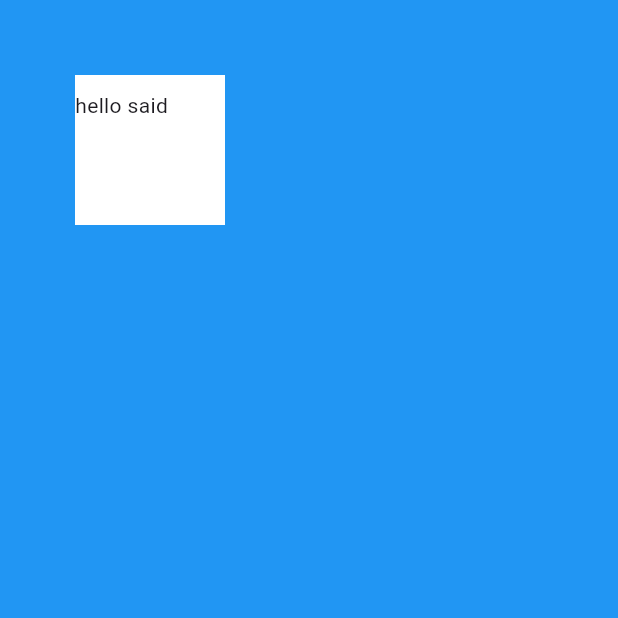
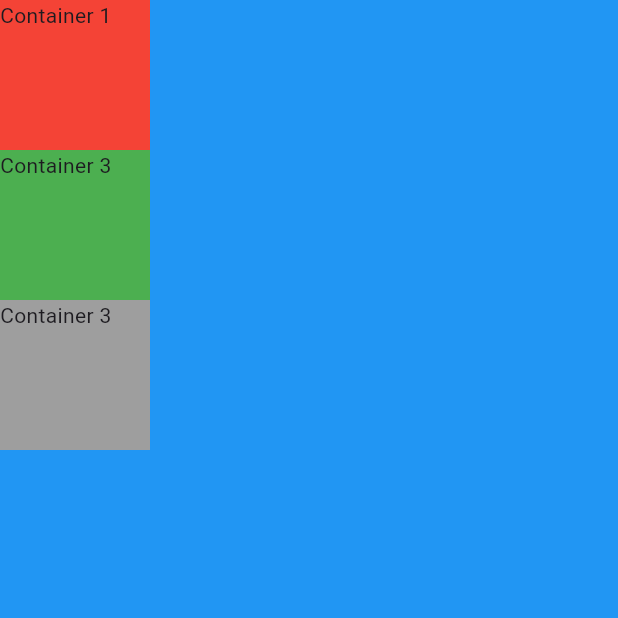
Before and after one commit to saidAbdirahman/mi_card_flutter, a Flutter app: the screen it shows after launch, on a phone screen of 412 x 824 dp, the top half of it. Run offline on Flutter 3.47's test engine with Material 3 defaults, Android fonts, the phone set to English and light mode, and no system bars.

Commit message:
mainAxisSize.min used to shrink the column vertical | size to fit three children size
Signed-off-by: saidAbirahman <saidqaaje11@gmail.com>

```diff
--- a/lib/main.dart
+++ b/lib/main.dart
@@ -15,13 +15,29 @@ class MyApp extends StatelessWidget {
       home: Scaffold(
         backgroundColor: Colors.blue,
         body: SafeArea(
-          child: Container(
-            color: Colors.white,
-            width: 100.0,
-            height: 100.0,
-            margin: EdgeInsets.all(50.0),
-            padding: EdgeInsets.only(top: 10.0),
-            child: Text('hello said'),
+          child: Column(
+            //it is used to shrink the column vertical | size to fit three children size
+            mainAxisSize: MainAxisSize.min,
+            children: <Widget>[
+              Container(
+                color: Colors.red,
+                width: 100.0,
+                height: 100.0,
+                child: Text('Container 1'),
+              ),
+              Container(
+                color: Colors.green,
+                width: 100.0,
+                height: 100.0,
+                child: Text('Container 3'),
+              ),
+              Container(
+                color: Colors.grey,
+                width: 100.0,
+                height: 100.0,
+                child: Text('Container 3'),
+              ),
+            ],
           ),
         ),
       ),
```
